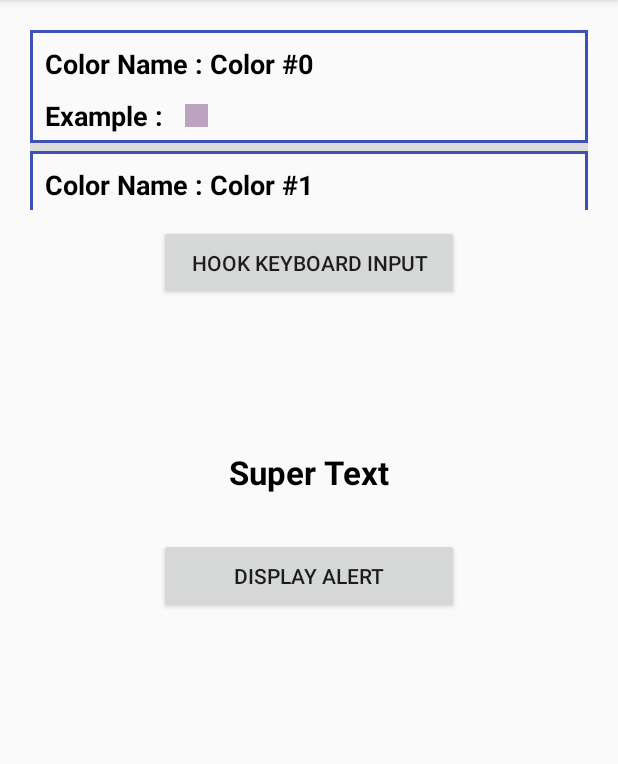
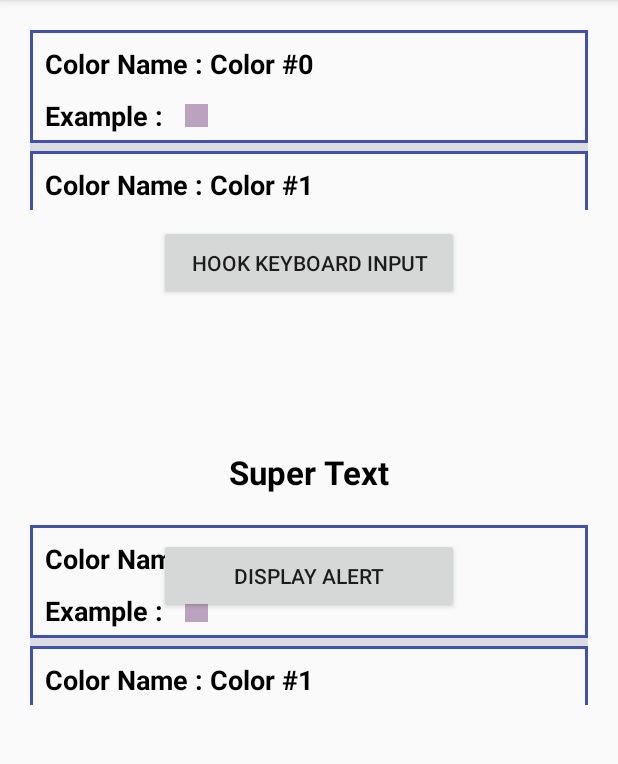
Before and after one commit to Tolea86/WP_ANDROID, an Android app: the screen it shows after launch (MainActivity), on a phone screen of 412 x 824 dp, the part 84-848 px from its top. Run offline under Robolectric (Android 15) with nearby library versions, the phone set to English and light mode, and no system bars.

Commit message:
Added a list box (bottom one) and attached random events on accessing elements

```diff
--- a/LAB_2/PW_LAB2/app/src/main/java/com/tolea/pw_lab2/MainActivity.java
+++ b/LAB_2/PW_LAB2/app/src/main/java/com/tolea/pw_lab2/MainActivity.java
@@ -37,6 +37,7 @@ public class MainActivity extends AppCompatActivity {
     ProgressDialog dialog = null;
 
     ListView colorList;
+    ListView colorList2;
     SuperAdapter adapter;
 
     List<ColorObject> colors = new ArrayList<>();
@@ -63,10 +64,12 @@ public class MainActivity extends AppCompatActivity {
         superText = (TextView) findViewById(R.id.superText);
 
         colorList = (ListView) findViewById(R.id.colorList);
+        colorList2 = (ListView) findViewById(R.id.colorList2);
         adapter = new SuperAdapter(this);
 
         adapter.setData(colors);
         colorList.setAdapter(adapter);
+        colorList2.setAdapter(adapter);
 
         centerButton.setOnClickListener(new View.OnClickListener() {
             @Override
@@ -104,6 +107,20 @@ public class MainActivity extends AppCompatActivity {
             @Override
             public void onItemClick(AdapterView<?> adapterView, View view, int i, long l) {
                 superText.setTextColor(colors.get(i).getColor());
+            }
+        });
+
+        colorList2.setOnItemClickListener(new AdapterView.OnItemClickListener() {
+            @Override
+            public void onItemClick(AdapterView<?> adapterView, View view, int i, long l) {
+                Random rnd = new Random();
+                int option = rnd.nextInt(2);
+                if(option == 0){
+                    hookKeyboardInputButton.setBackgroundColor(colors.get(i).getColor());
+                }
+                else{
+                    centerButton.setBackgroundColor(colors.get(i).getColor());
+                }
             }
         });
     }
--- a/LAB_2/PW_LAB2/app/src/main/res/layout/activity_main.xml
+++ b/LAB_2/PW_LAB2/app/src/main/res/layout/activity_main.xml
@@ -45,4 +45,13 @@
         android:layout_marginTop="300dp"
         />
 
+    <ListView
+        android:layout_width="match_parent"
+        android:layout_marginLeft="20dp"
+        android:layout_marginRight="20dp"
+        android:dividerHeight="5dp"
+        android:layout_marginTop="350dp"
+        android:id="@+id/colorList2"
+        android:layout_height="120dp"/>
+
 </RelativeLayout>
```
